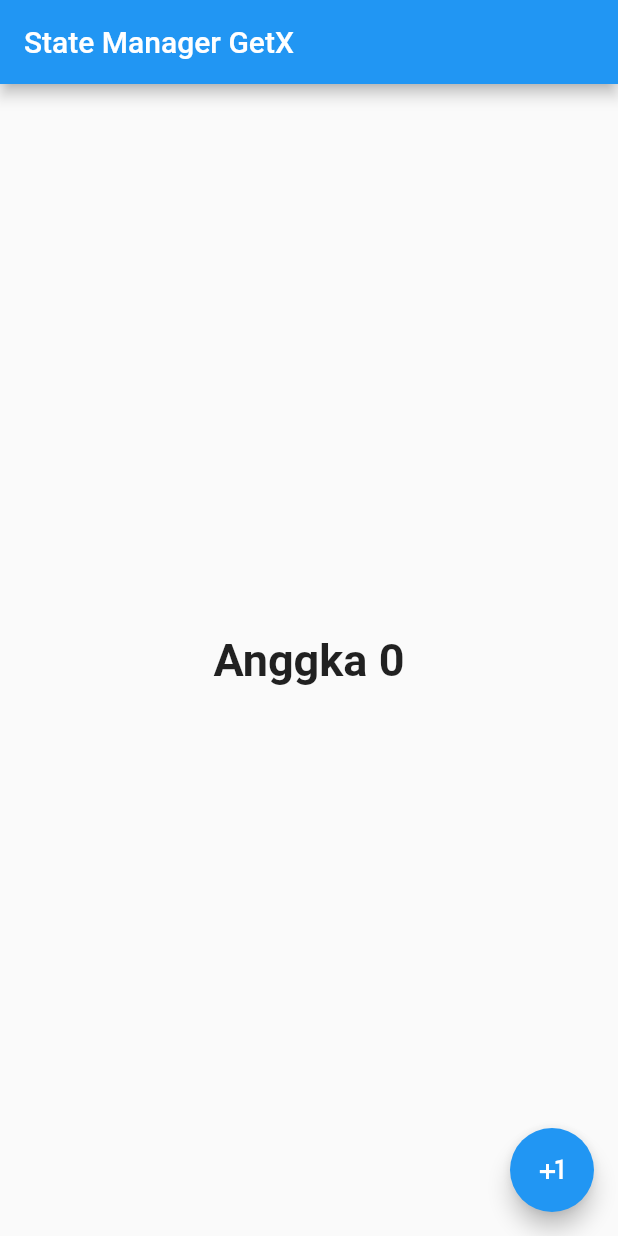
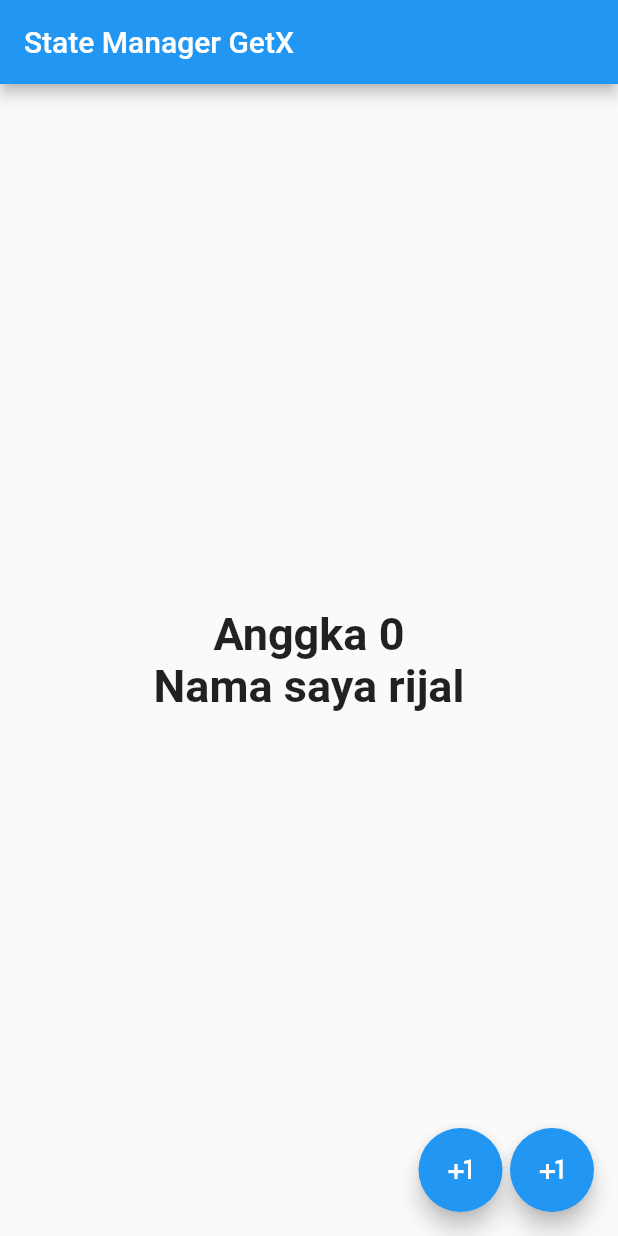
Before and after one commit to rizalarfani/flutter_getX, a Flutter app: the screen it shows after launch, on a phone screen of 412 x 824 dp. Run offline on Flutter 3.47's test engine with Material 2 defaults, Android fonts, the light colour scheme and no system bars; our stand-ins replace get.

Commit message:
add: unique id getBuilder

```diff
--- a/state_manager/lib/main.dart
+++ b/state_manager/lib/main.dart
@@ -1,6 +1,7 @@
 import 'package:flutter/material.dart';
-import 'package:get/get.dart';
-import 'package:state_manager/controllers/count_controller.dart';
+// import 'package:get/get.dart';
+// import 'package:state_manager/controllers/count_controller.dart';
+import 'package:state_manager/unique_id.dart';
 // import 'package:state_manager/controllers/orang_controllers.dart';
 // import 'package:state_manager/models/orang.dart';
 
@@ -15,46 +16,46 @@ class MyApp extends StatelessWidget {
   Widget build(BuildContext context) {
     return const MaterialApp(
       debugShowCheckedModeBanner: false,
-      home: MyHomePage(),
+      home: UniqueId(),
     );
   }
 }
 
 // With GetBuilder state simple
-class MyHomePage extends StatelessWidget {
-  const MyHomePage({Key? key}) : super(key: key);
+// class MyHomePage extends StatelessWidget {
+//   const MyHomePage({Key? key}) : super(key: key);
 
-  @override
-  Widget build(BuildContext context) {
-    return Scaffold(
-      appBar: AppBar(
-        title: const Text("State Manager GetX"),
-      ),
-      body: Center(
-        child: GetBuilder<CountController>(
-          init: CountController(),
-          builder: (controller) => Text(
-            "Anggka ${controller.counter}",
-            style: const TextStyle(
-              fontSize: 30,
-              fontWeight: FontWeight.bold,
-            ),
-          ),
-        ),
-      ),
-      floatingActionButton: Row(
-        mainAxisAlignment: MainAxisAlignment.end,
-        children: [
-          FloatingActionButton(
-            tooltip: 'Counter',
-            child: const Icon(Icons.plus_one),
-            onPressed: () => Get.find<CountController>().incrementSimple(),
-          )
-        ],
-      ),
-    );
-  }
-}
+//   @override
+//   Widget build(BuildContext context) {
+//     return Scaffold(
+//       appBar: AppBar(
+//         title: const Text("State Manager GetX"),
+//       ),
+//       body: Center(
+//         child: GetBuilder<CountController>(
+//           init: CountController(),
+//           builder: (controller) => Text(
+//             "Anggka ${controller.counter}",
+//             style: const TextStyle(
+//               fontSize: 30,
+//               fontWeight: FontWeight.bold,
+//             ),
+//           ),
+//         ),
+//       ),
+//       floatingActionButton: Row(
+//         mainAxisAlignment: MainAxisAlignment.end,
+//         children: [
+//           FloatingActionButton(
+//             tooltip: 'Counter',
+//             child: const Icon(Icons.plus_one),
+//             onPressed: () => Get.find<CountController>().incrementSimple(),
+//           )
+//         ],
+//       ),
+//     );
+//   }
+// }
 
 
 // With GetX state Reactive
--- /dev/null
+++ b/state_manager/lib/unique_id.dart
@@ -0,0 +1,78 @@
+import 'package:flutter/material.dart';
+import 'package:get/get.dart';
+
+class UniqueId extends StatelessWidget {
+  const UniqueId({Key? key}) : super(key: key);
+
+  @override
+  Widget build(BuildContext context) {
+    return Scaffold(
+      appBar: AppBar(
+        title: const Text("State Manager GetX"),
+      ),
+      body: Center(
+        child: Column(
+          mainAxisAlignment: MainAxisAlignment.center,
+          children: [
+            GetBuilder<CountController>(
+              id: 'hello',
+              init: CountController(),
+              builder: (controller) => Text(
+                "Anggka ${controller.count}",
+                style: const TextStyle(
+                  fontSize: 30,
+                  fontWeight: FontWeight.bold,
+                ),
+              ),
+            ),
+            GetBuilder<CountController>(
+              id: 'nama',
+              init: CountController(),
+              builder: (controller) => Text(
+                "Nama saya ${controller.nama}",
+                style: const TextStyle(
+                  fontSize: 30,
+                  fontWeight: FontWeight.bold,
+                ),
+              ),
+            ),
+          ],
+        ),
+      ),
+      floatingActionButton: Row(
+        mainAxisAlignment: MainAxisAlignment.end,
+        children: [
+          FloatingActionButton(
+            tooltip: 'Counter',
+            child: const Icon(Icons.plus_one),
+            onPressed: () {
+              Get.find<CountController>().increment();
+            },
+          ),
+          const SizedBox(width: 5),
+          FloatingActionButton(
+            tooltip: 'Change Name upperCase',
+            child: const Icon(Icons.plus_one),
+            onPressed: () {
+              Get.find<CountController>().changeUperCase();
+            },
+          )
+        ],
+      ),
+    );
+  }
+}
+
+class CountController extends GetxController {
+  var count = 0;
+  var nama = 'rijal';
+  void increment() {
+    count++;
+    update(['hello']);
+  }
+
+  void changeUperCase() {
+    nama = nama.toUpperCase();
+    update(['nama']);
+  }
+}
```
